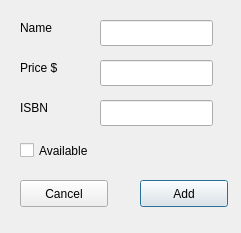
First picture: the form in cuTPS-client/AddTextbookWindow.ui, repository akfarhat/cuTPS, before the edit.
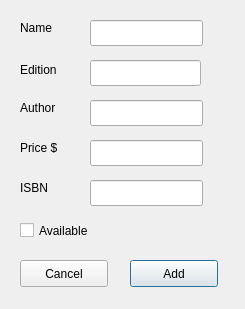
Second picture: the form after the edit.

Diff of the .ui file:
```diff
--- a/cuTPS-client/AddTextbookWindow.ui
+++ b/cuTPS-client/AddTextbookWindow.ui
@@ -6,8 +6,8 @@
    <rect>
     <x>0</x>
     <y>0</y>
-    <width>241</width>
-    <height>233</height>
+    <width>245</width>
+    <height>309</height>
    </rect>
   </property>
   <property name="windowTitle">
@@ -30,8 +30,8 @@
    <property name="geometry">
     <rect>
      <x>20</x>
-     <y>60</y>
-     <width>71</width>
+     <y>140</y>
+     <width>41</width>
      <height>16</height>
     </rect>
    </property>
@@ -43,7 +43,7 @@
    <property name="geometry">
     <rect>
      <x>20</x>
-     <y>100</y>
+     <y>180</y>
      <width>41</width>
      <height>16</height>
     </rect>
@@ -55,7 +55,7 @@
   <widget class="QLineEdit" name="nameEdit">
    <property name="geometry">
     <rect>
-     <x>100</x>
+     <x>90</x>
      <y>20</y>
      <width>113</width>
      <height>26</height>
@@ -65,8 +65,8 @@
   <widget class="QLineEdit" name="priceEdit">
    <property name="geometry">
     <rect>
-     <x>100</x>
-     <y>60</y>
+     <x>90</x>
+     <y>140</y>
      <width>113</width>
      <height>26</height>
     </rect>
@@ -75,8 +75,8 @@
   <widget class="QLineEdit" name="isbnEdit">
    <property name="geometry">
     <rect>
-     <x>100</x>
-     <y>100</y>
+     <x>90</x>
+     <y>180</y>
      <width>113</width>
      <height>26</height>
     </rect>
@@ -86,7 +86,7 @@
    <property name="geometry">
     <rect>
      <x>20</x>
-     <y>140</y>
+     <y>220</y>
      <width>89</width>
      <height>21</height>
     </rect>
@@ -98,8 +98,8 @@
   <widget class="QPushButton" name="addButton">
    <property name="geometry">
     <rect>
-     <x>140</x>
-     <y>180</y>
+     <x>130</x>
+     <y>260</y>
      <width>88</width>
      <height>27</height>
     </rect>
@@ -112,7 +112,7 @@
    <property name="geometry">
     <rect>
      <x>20</x>
-     <y>180</y>
+     <y>260</y>
      <width>88</width>
      <height>27</height>
     </rect>
@@ -121,6 +121,52 @@
     <string>Cancel</string>
    </property>
   </widget>
+  <widget class="QLineEdit" name="editionEdit">
+   <property name="geometry">
+    <rect>
+     <x>90</x>
+     <y>60</y>
+     <width>111</width>
+     <height>26</height>
+    </rect>
+   </property>
+  </widget>
+  <widget class="QLabel" name="editionLbl">
+   <property name="geometry">
+    <rect>
+     <x>20</x>
+     <y>60</y>
+     <width>51</width>
+     <height>20</height>
+    </rect>
+   </property>
+   <property name="text">
+    <string>Edition</string>
+   </property>
+  </widget>
+  <widget class="QLineEdit" name="authorEdit">
+   <property name="geometry">
+    <rect>
+     <x>90</x>
+     <y>100</y>
+     <width>113</width>
+     <height>26</height>
+    </rect>
+   </property>
+  </widget>
+  <widget class="QLabel" name="authorLbl">
+   <property name="geometry">
+    <rect>
+     <x>20</x>
+     <y>100</y>
+     <width>51</width>
+     <height>16</height>
+    </rect>
+   </property>
+   <property name="text">
+    <string>Author</string>
+   </property>
+  </widget>
  </widget>
  <resources/>
  <connections/>
```
